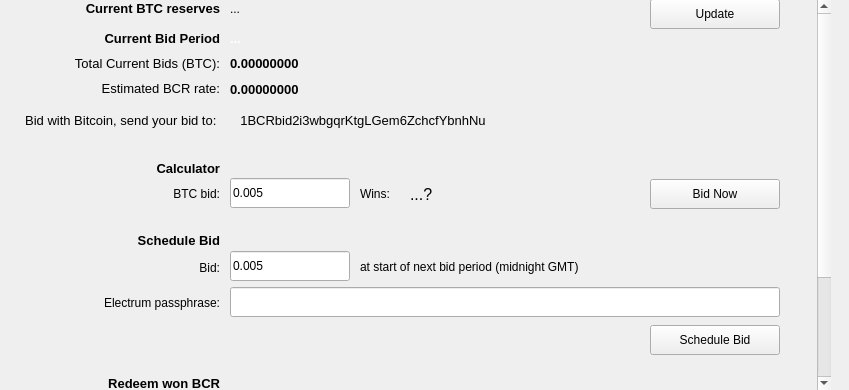
Before: the Qt Designer form src/qt/forms/bidpage.ui in tlc2/bitcredit-2.0-client, drawn with Qt 5.
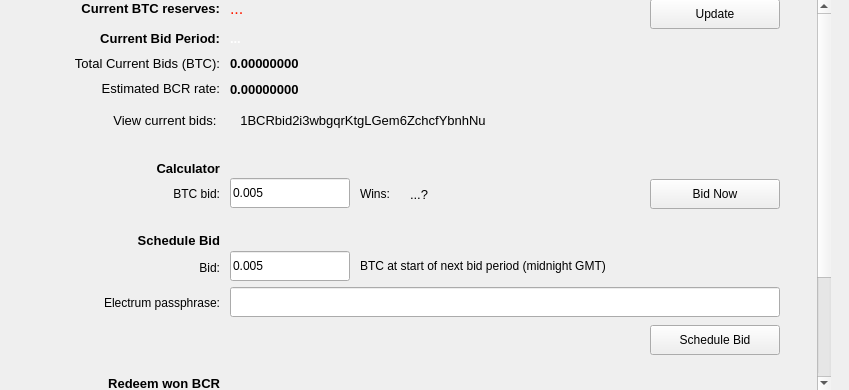
After: the same form once the commit is applied.

Commit message: bidpage schedule bid working-next need to implement expect fn for pwd

Diff of the .ui file:
```diff
--- a/src/qt/forms/bidpage.ui
+++ b/src/qt/forms/bidpage.ui
@@ -563,7 +563,7 @@
       </font>
      </property>
      <property name="text">
-      <string>&lt;html&gt;&lt;head/&gt;&lt;body&gt;&lt;p align=&quot;right&quot;&gt;Bid with Bitcoin, send your bid to: &lt;/p&gt;&lt;/body&gt;&lt;/html&gt;</string>
+      <string>&lt;html&gt;&lt;head/&gt;&lt;body&gt;&lt;p align=&quot;right&quot;&gt;View current bids: &lt;/p&gt;&lt;/body&gt;&lt;/html&gt;</string>
      </property>
     </widget>
     <widget class="QLabel" name="labelEstprice_2">
@@ -621,7 +621,7 @@
      </property>
      <property name="font">
       <font>
-       <pointsize>12</pointsize>
+       <pointsize>10</pointsize>
       </font>
      </property>
      <property name="text">
@@ -723,7 +723,7 @@
       </font>
      </property>
      <property name="text">
-      <string>&lt;html&gt;&lt;head/&gt;&lt;body&gt;&lt;p align=&quot;right&quot;&gt;Current Bid Period&lt;/p&gt;&lt;/body&gt;&lt;/html&gt;</string>
+      <string>&lt;html&gt;&lt;head/&gt;&lt;body&gt;&lt;p align=&quot;right&quot;&gt;Current Bid Period:&lt;/p&gt;&lt;/body&gt;&lt;/html&gt;</string>
      </property>
      <property name="alignment">
       <set>Qt::AlignRight|Qt::AlignTrailing|Qt::AlignVCenter</set>
@@ -764,7 +764,7 @@
       </font>
      </property>
      <property name="text">
-      <string>&lt;html&gt;&lt;head/&gt;&lt;body&gt;&lt;p align=&quot;right&quot;&gt;Current BTC reserves&lt;/p&gt;&lt;/body&gt;&lt;/html&gt;</string>
+      <string>&lt;html&gt;&lt;head/&gt;&lt;body&gt;&lt;p align=&quot;right&quot;&gt;Current BTC reserves:&lt;/p&gt;&lt;/body&gt;&lt;/html&gt;</string>
      </property>
      <property name="alignment">
       <set>Qt::AlignCenter</set>
@@ -954,6 +954,14 @@
        <height>20</height>
       </size>
      </property>
+     <property name="font">
+      <font>
+       <pointsize>12</pointsize>
+      </font>
+     </property>
+     <property name="styleSheet">
+      <string notr="true">color: #ff1a00;</string>
+     </property>
      <property name="text">
       <string>&lt;html&gt;&lt;head/&gt;&lt;body&gt;&lt;p&gt;...&lt;/p&gt;&lt;/body&gt;&lt;/html&gt;</string>
      </property>
@@ -1094,7 +1102,7 @@
       </rect>
      </property>
      <property name="text">
-      <string>at start of next bid period (midnight GMT)</string>
+      <string>&lt;html&gt;&lt;head/&gt;&lt;body&gt;&lt;p&gt;BTC at start of next bid period (midnight GMT)&lt;/p&gt;&lt;/body&gt;&lt;/html&gt;</string>
      </property>
     </widget>
     <widget class="QPushButton" name="bElectrum_2">
```
Left out of the diff: 4 changed lines with no effect on the pictures. The commit also changes 2 other files.
